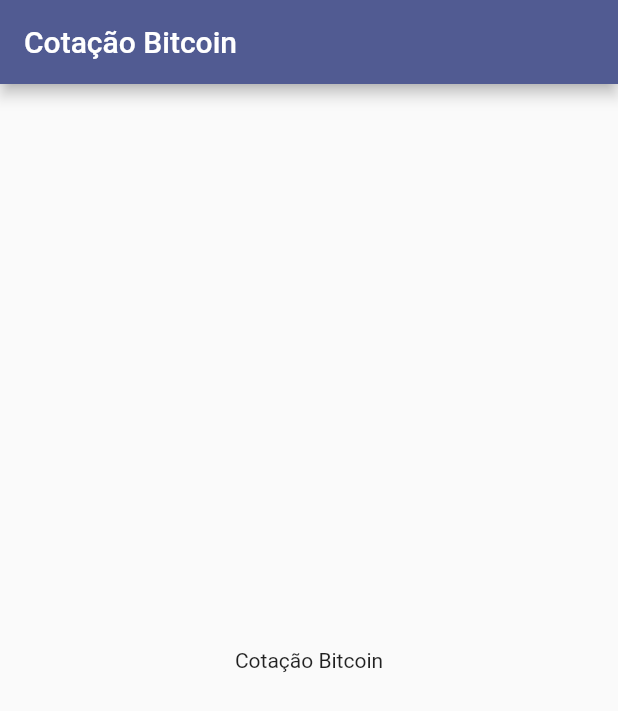
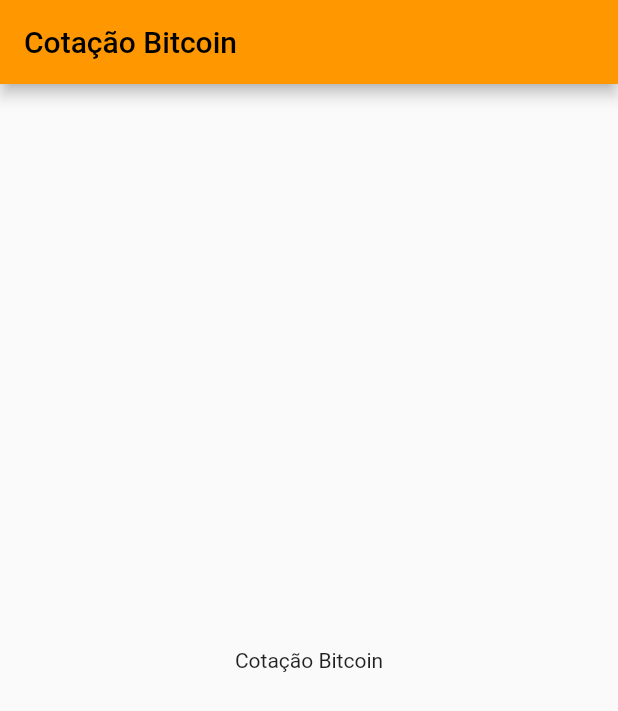
Before and after one commit to estelson/cotacao_bitcoin, a Flutter app: the screen it shows after launch, on a phone screen of 412 x 824 dp. Shown: the top 711 px of the screen. Run offline on Flutter 3.47's test engine with Material 2 defaults, Android fonts, the light colour scheme and no system bars.

Commit message:
Correções no tema do app

```diff
--- a/lib/main.dart
+++ b/lib/main.dart
@@ -14,7 +14,7 @@
       debugShowCheckedModeBanner: false,
       title: 'Cotação Bitcoin',
       theme: ThemeData(
-        colorScheme: ColorScheme.fromSeed(seedColor: Colors.indigo),
+        primarySwatch: Colors.orange,
         // useMaterial3: true,
       ),
       home: const HomePage(),
```
